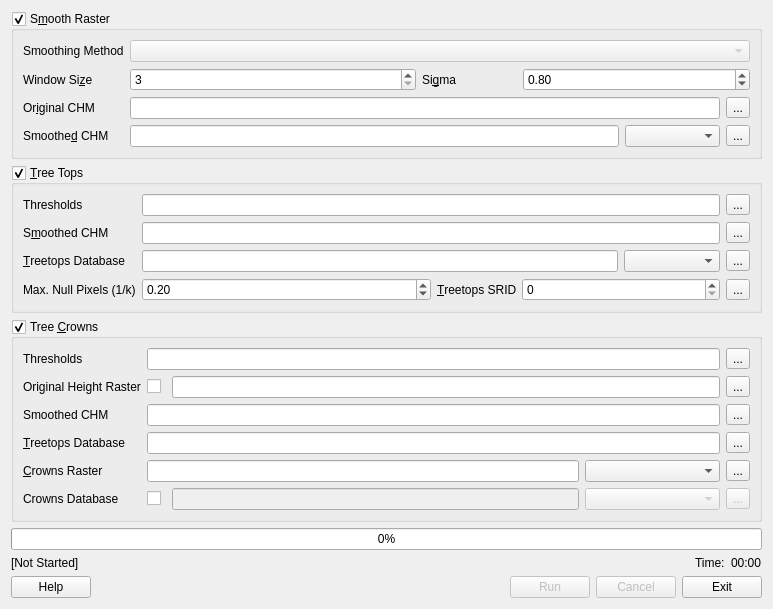
Old version of the form src/treetops.ui in the repository rskelly/treetops.
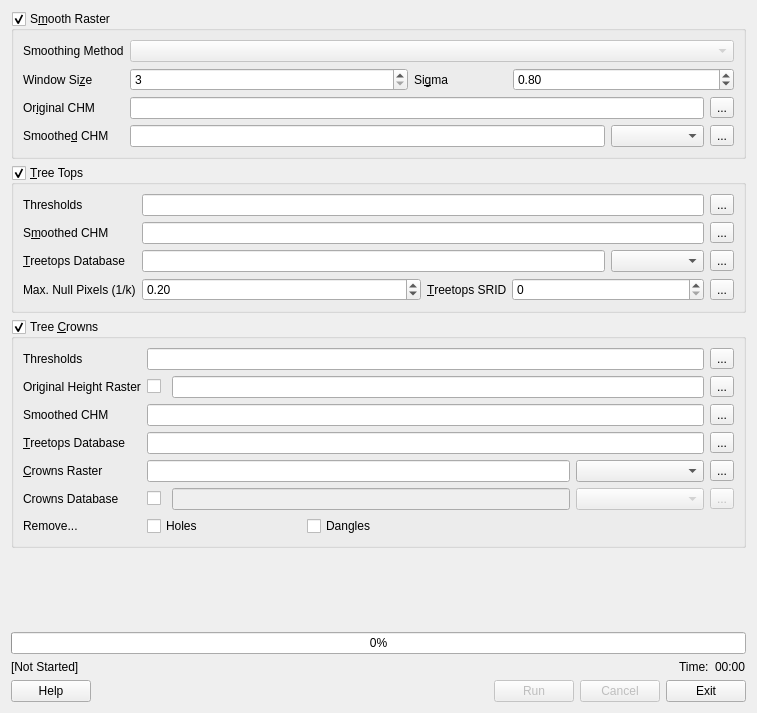
New version of the form.

Commit message: Added config for crown holes/dangles.

The edit to the form file:
```diff
--- a/src/treetops.ui
+++ b/src/treetops.ui
@@ -6,8 +6,8 @@
    <rect>
     <x>0</x>
     <y>0</y>
-    <width>773</width>
-    <height>578</height>
+    <width>757</width>
+    <height>713</height>
    </rect>
   </property>
   <property name="sizePolicy">
@@ -666,6 +666,27 @@
           </property>
          </widget>
         </item>
+        <item row="6" column="0" colspan="2">
+         <widget class="QLabel" name="label_9">
+          <property name="text">
+           <string>Remove...</string>
+          </property>
+         </widget>
+        </item>
+        <item row="6" column="2" colspan="2">
+         <widget class="QCheckBox" name="chkCrownsRemoveHoles">
+          <property name="text">
+           <string>Holes</string>
+          </property>
+         </widget>
+        </item>
+        <item row="6" column="4">
+         <widget class="QCheckBox" name="chkCrownsRemoveDangles">
+          <property name="text">
+           <string>Dangles</string>
+          </property>
+         </widget>
+        </item>
        </layout>
       </item>
      </layout>
```
Left out of the diff: 32 changed lines with no effect on the pictures. The commit also changes 2 other files.
